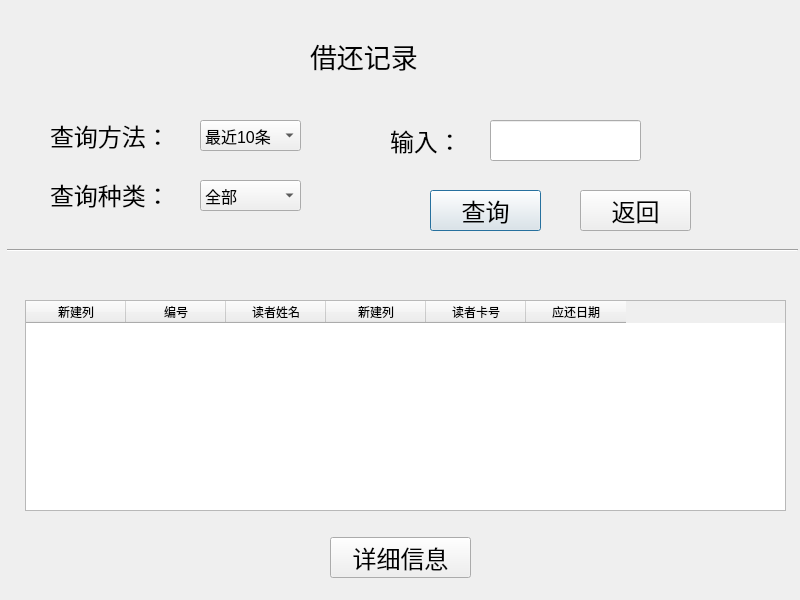
Old version of the form Library_Administrator_System/record.ui in the repository renzibei/TGLibrary.
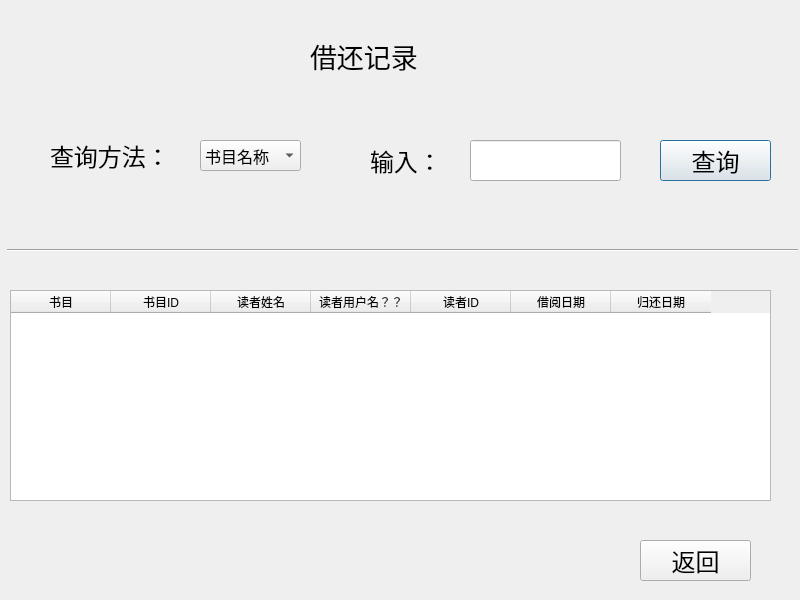
New version of the form. Icons and pictures are not drawn.

The edit to the form file:
```diff
--- a/Library_Administrator_System/record.ui
+++ b/Library_Administrator_System/record.ui
@@ -39,7 +39,7 @@
    <property name="geometry">
     <rect>
      <x>200</x>
-     <y>120</y>
+     <y>140</y>
      <width>101</width>
      <height>31</height>
     </rect>
@@ -51,7 +51,7 @@
    </property>
    <item>
     <property name="text">
-     <string>最近10条</string>
+     <string>书目名称</string>
     </property>
    </item>
    <item>
@@ -79,7 +79,7 @@
    <property name="geometry">
     <rect>
      <x>50</x>
-     <y>120</y>
+     <y>140</y>
      <width>141</width>
      <height>31</height>
     </rect>
@@ -106,59 +106,11 @@
     <enum>Qt::Horizontal</enum>
    </property>
   </widget>
-  <widget class="QLabel" name="label_3">
-   <property name="geometry">
-    <rect>
-     <x>50</x>
-     <y>180</y>
-     <width>131</width>
-     <height>28</height>
-    </rect>
-   </property>
-   <property name="font">
-    <font>
-     <pointsize>18</pointsize>
-    </font>
-   </property>
-   <property name="text">
-    <string>查询种类：</string>
-   </property>
-  </widget>
-  <widget class="QComboBox" name="comboBox_2">
-   <property name="geometry">
-    <rect>
-     <x>200</x>
-     <y>180</y>
-     <width>101</width>
-     <height>31</height>
-    </rect>
-   </property>
-   <property name="font">
-    <font>
-     <pointsize>12</pointsize>
-    </font>
-   </property>
-   <item>
-    <property name="text">
-     <string>全部</string>
-    </property>
-   </item>
-   <item>
-    <property name="text">
-     <string>借阅</string>
-    </property>
-   </item>
-   <item>
-    <property name="text">
-     <string>归还</string>
-    </property>
-   </item>
-  </widget>
   <widget class="QPushButton" name="pushButton">
    <property name="geometry">
     <rect>
-     <x>430</x>
-     <y>190</y>
+     <x>660</x>
+     <y>140</y>
      <width>111</width>
      <height>41</height>
     </rect>
@@ -175,8 +127,8 @@
   <widget class="QPushButton" name="Record_Return_bt">
    <property name="geometry">
     <rect>
-     <x>580</x>
-     <y>190</y>
+     <x>640</x>
+     <y>540</y>
      <width>111</width>
      <height>41</height>
     </rect>
@@ -193,20 +145,20 @@
   <widget class="QTableWidget" name="tableWidget">
    <property name="geometry">
     <rect>
-     <x>25</x>
-     <y>300</y>
+     <x>10</x>
+     <y>290</y>
      <width>761</width>
      <height>211</height>
     </rect>
    </property>
    <column>
     <property name="text">
-     <string>新建列</string>
+     <string>书目</string>
     </property>
    </column>
    <column>
     <property name="text">
-     <string>编号</string>
+     <string>书目ID</string>
     </property>
    </column>
    <column>
@@ -216,43 +168,30 @@
    </column>
    <column>
     <property name="text">
-     <string>新建列</string>
+     <string>读者用户名？？</string>
     </property>
    </column>
    <column>
     <property name="text">
-     <string>读者卡号</string>
+     <string>读者ID</string>
     </property>
    </column>
    <column>
     <property name="text">
-     <string>应还日期</string>
+     <string>借阅日期</string>
     </property>
    </column>
-  </widget>
-  <widget class="QPushButton" name="pushButton_3">
-   <property name="geometry">
-    <rect>
-     <x>330</x>
-     <y>537</y>
-     <width>141</width>
-     <height>41</height>
-    </rect>
-   </property>
-   <property name="font">
-    <font>
-     <pointsize>18</pointsize>
-    </font>
-   </property>
-   <property name="text">
-    <string>详细信息</string>
-   </property>
+   <column>
+    <property name="text">
+     <string>归还日期</string>
+    </property>
+   </column>
   </widget>
   <widget class="QLineEdit" name="Input_Edit1">
    <property name="geometry">
     <rect>
-     <x>490</x>
-     <y>120</y>
+     <x>470</x>
+     <y>140</y>
      <width>151</width>
      <height>41</height>
     </rect>
@@ -266,8 +205,8 @@
   <widget class="QLabel" name="label_4">
    <property name="geometry">
     <rect>
-     <x>390</x>
-     <y>120</y>
+     <x>370</x>
+     <y>140</y>
      <width>131</width>
      <height>41</height>
     </rect>
```
Left out of the diff: 11 changed lines with no effect on the pictures.
